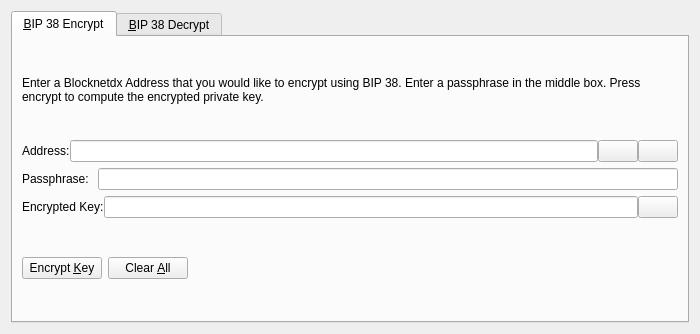
The window that src/qt/forms/bip38tooldialog.ui (XCurrency/xc) describes before a commit, drawn with Qt 5.
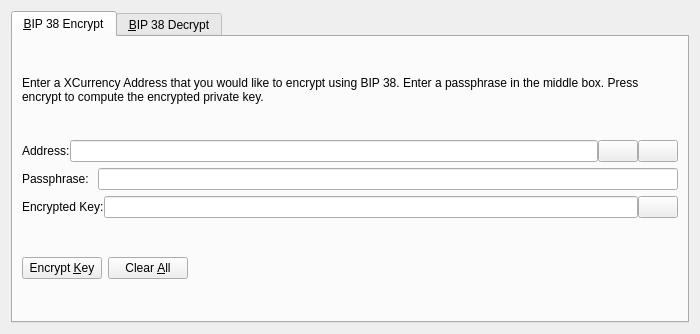
The same window after the commit. The open tabs and pages were chosen to show the change. Icons and pictures are not drawn. Custom widgets are drawn as their Qt base class.

The edit to the form file:
```diff
--- a/src/qt/forms/bip38tooldialog.ui
+++ b/src/qt/forms/bip38tooldialog.ui
@@ -30,7 +30,7 @@
        <item>
         <widget class="QLabel" name="infoLabel_ENC">
          <property name="text">
-          <string>Enter a Blocknetdx Address that you would like to encrypt using BIP 38. Enter a passphrase in the middle box. Press encrypt to compute the encrypted private key.</string>
+          <string>Enter a XCurrency Address that you would like to encrypt using BIP 38. Enter a passphrase in the middle box. Press encrypt to compute the encrypted private key.</string>
          </property>
          <property name="textFormat">
           <enum>Qt::PlainText</enum>
```
